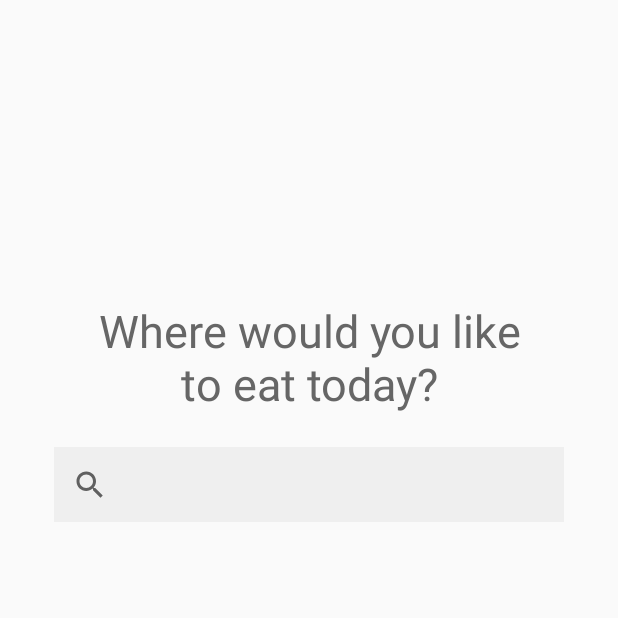
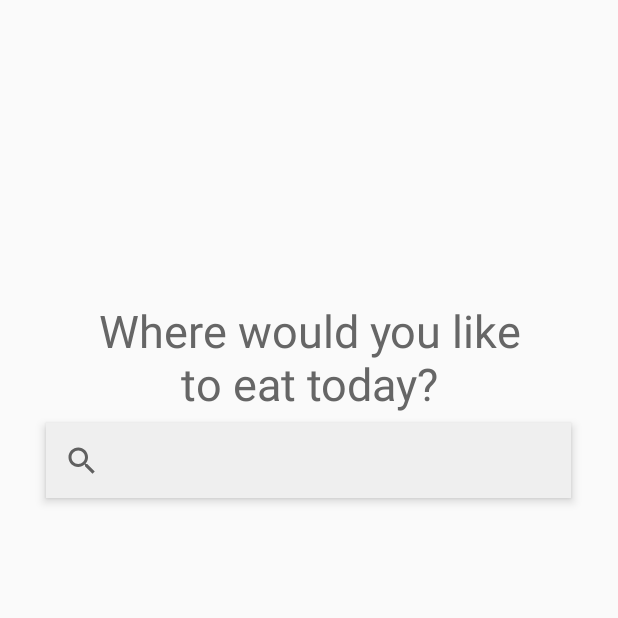
Before and after one commit to shawnlsj97/PayWhere, an Android app: the MainActivity screen opened directly, with no data from a screen before it, on a phone screen of 412 x 824 dp, the top half of it. Run offline under Robolectric (Android 15) with nearby library versions, the phone set to English and light mode, and no system bars.

Commit message:
Completed Home Activity

```diff
--- a/Android App/app/src/main/java/com/marshmallow/paywhere/MainActivity.java
+++ b/Android App/app/src/main/java/com/marshmallow/paywhere/MainActivity.java
@@ -1,13 +1,36 @@
 package com.marshmallow.paywhere;
 
+import android.content.Intent;
 import android.support.v7.app.AppCompatActivity;
 import android.os.Bundle;
+import android.view.MotionEvent;
+import android.view.View;
+import android.widget.SearchView;
 
 public class MainActivity extends AppCompatActivity {
+
+    private SearchView searchView;
 
     @Override
     protected void onCreate(Bundle savedInstanceState) {
         super.onCreate(savedInstanceState);
         setContentView(R.layout.activity_main);
+        searchView = findViewById(R.id.searchView);
+        searchView.setOnSearchClickListener(new View.OnClickListener() {
+            @Override
+            public void onClick(View v) {
+                Intent searchActivity = new Intent(getApplicationContext(), SearchActivity.class);
+                startActivity(searchActivity);
+                finish();
+            }
+        });
+        searchView.setOnClickListener(new View.OnClickListener() {
+            @Override
+            public void onClick(View v) {
+                Intent searchActivity = new Intent(getApplicationContext(), SearchActivity.class);
+                startActivity(searchActivity);
+                finish();
+            }
+        });
     }
 }
--- a/Android App/app/src/main/java/com/marshmallow/paywhere/Onboarding.java
+++ b/Android App/app/src/main/java/com/marshmallow/paywhere/Onboarding.java
@@ -77,7 +77,7 @@ public class Onboarding extends AppCompatActivity {
             mDots[position].setTextColor(getColor(R.color.colorPrimary));
         }
 
-        if(position == 3) {
+        if(position == mDots.length - 1) {
             get_started_btn.setVisibility(View.VISIBLE);
         }
     }
--- a/Android App/app/src/main/java/com/marshmallow/paywhere/SplashActivity.java
+++ b/Android App/app/src/main/java/com/marshmallow/paywhere/SplashActivity.java
@@ -3,14 +3,15 @@ package com.marshmallow.paywhere;
 import android.content.Intent;
 import android.os.Bundle;
 import android.support.v7.app.AppCompatActivity;
+import android.view.View;
+import android.view.WindowManager;
 
 public class SplashActivity extends AppCompatActivity {
 
     @Override
     protected void onCreate(Bundle savedInstanceState) {
         super.onCreate(savedInstanceState);
-
-        Intent intent = new Intent(this, MainActivity.class);
+        Intent intent = new Intent(this, Onboarding.class);
         startActivity(intent);
         finish();
     }
--- a/Android App/app/src/main/res/layout/activity_main.xml
+++ b/Android App/app/src/main/res/layout/activity_main.xml
@@ -28,13 +28,15 @@
         app:layout_constraintVertical_bias="0.0" />
 
     <SearchView
-        android:layout_width="340dp"
+        android:id="@+id/searchView"
+        android:layout_width="350dp"
         android:layout_height="50dp"
-        android:layout_marginStart="64dp"
-        android:layout_marginTop="16dp"
-        android:layout_marginEnd="64dp"
+        android:layout_marginStart="8dp"
+        android:layout_marginEnd="8dp"
         android:background="@color/colorAccent"
+        android:elevation="4dp"
         app:layout_constraintEnd_toEndOf="parent"
+        app:layout_constraintHorizontal_bias="0.488"
         app:layout_constraintStart_toStartOf="parent"
         app:layout_constraintTop_toBottomOf="@+id/textView" />
 
--- a/Android App/app/src/main/res/values/styles.xml
+++ b/Android App/app/src/main/res/values/styles.xml
@@ -9,10 +9,13 @@
         <item name="android:navigationBarColor">@color/statusBar</item>
         <item name="android:textColor">@color/textColor</item>
         <item name="android:statusBarColor">@color/statusBar</item>
+        <item name="android:orientation">vertical</item>
     </style>
 
     <style name="SplashTheme" parent="Theme.AppCompat.NoActionBar">
         <item name="android:windowBackground">@drawable/splash_screen</item>
+        <item name="android:windowFullscreen">true</item>
+        <item name="android:navigationBarColor">@color/statusBar</item>
     </style>
 
 </resources>
```
Also changed, not shown: Android App/app/src/main/AndroidManifest.xml (+8 -6 lines), Android App/app/src/main/java/com/marshmallow/paywhere/SearchActivity.java (added, +32 -0 lines), Android App/app/src/main/res/layout/activity_search.xml (added, +20 -0 lines).
